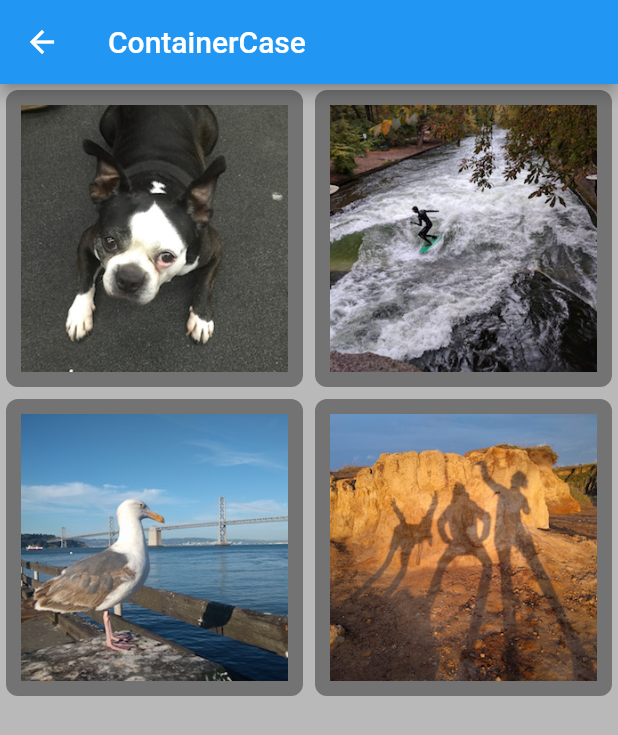
After one commit to zhumuzhi/hello_flutter, a Flutter app: the containerCase screen opened directly, on a phone screen of 412 x 824 dp. The commit adds this screen. Shown: the top 735 px of the screen. Run offline on Flutter 3.47's test engine with Material 2 defaults, Android fonts, the phone set to English and light mode, and no system bars.

Commit message:
Container布局案例

```diff
--- /dev/null
+++ b/lib/containerCase.dart
@@ -0,0 +1,44 @@
+import 'package:flutter/material.dart';
+
+class containerCase extends StatelessWidget {
+  @override
+  Widget build(BuildContext context) {
+    return Scaffold(
+      appBar: AppBar(
+        title: Text('ContainerCase'),
+      ),
+      body: Center(child: buildImaegColumn()),
+    );
+  }
+
+  Widget buildImaegColumn() => Container(
+    decoration: BoxDecoration(
+      color: Colors.black26,
+    ),
+    child: Column(
+      children: <Widget>[
+        buildImageRow(1),
+        buildImageRow(3),
+      ],
+    ),
+  );
+
+  Widget buildDecoratedImage(int imageIndex) => Expanded(
+    child: Container(
+      decoration: BoxDecoration(
+        border: Border.all(width: 10, color: Colors.black38),
+        borderRadius: const BorderRadius.all(const Radius.circular(8)),
+      ),
+      margin: const EdgeInsets.all(4),
+      child: Image.asset('images/pic$imageIndex.jpg'),
+    ),
+  );
+
+  Widget buildImageRow(int imageIndex) => Row(
+    children: <Widget>[
+      buildDecoratedImage(imageIndex),
+      buildDecoratedImage(imageIndex + 1),
+    ],
+  );
+
+}
--- a/lib/main.dart
+++ b/lib/main.dart
@@ -1,6 +1,7 @@
 import 'package:flutter/material.dart';
 import 'package:hello_flutter/buildingLayoutCase.dart';
-import 'package:hello_flutter/PavlovaLayoutCase.dart';
+import 'package:hello_flutter/pavlovaLayoutCase.dart';
+import 'package:hello_flutter/containerCase.dart';
 
 // 商品数量属性；购物车信息增加商品列表信息（包括商品名称，数量及单价）输出，实现小票的基本功能。
 
@@ -38,7 +39,7 @@ class Entry {
 /// 首页ListView
 class _MyHomePageState extends State<MyHomePage> {
 
-  final List<String> entries = <String>['厄希嫩湖','帕夫洛娃','案例C'];
+  final List<String> entries = <String>['厄希嫩湖','帕夫洛娃','containerCase'];
   final List<int>colorCodes = <int>[100,200,300];
 
   @override
@@ -82,13 +83,14 @@ class ListItem extends StatelessWidget {
             );
           }
           if ('$title'.toString() == '帕夫洛娃') {
-            print('跳转至$title');
             Navigator.push(
                 context,
                 new MaterialPageRoute(builder: (context) =>  new PavlovaLayoutCase()));
           }
-          if ('$title'.toString() == '布局C') {
-            print('跳转至$title');
+          if ('$title'.toString() == 'containerCase') {
+            Navigator.push(
+                context,
+                new MaterialPageRoute(builder: (context)  => new containerCase()));
           }
         },
       ),
--- a/pubspec.yaml
+++ b/pubspec.yaml
@@ -51,7 +51,11 @@ flutter:
   assets:
     - images/lake.jpg
     - images/pavlova.jpg
-
+    - images/pic1.jpg
+    - images/pic2.jpg
+    - images/pic3.jpg
+    - images/pic4.jpg
+    -
   # An image asset can refer to one or more resolution-specific "variants", see
   # https://flutter.dev/assets-and-images/#resolution-aware.
 
```
Also changed, not shown: images/pic1.jpg (added), images/pic2.jpg (added), images/pic3.jpg (added), images/pic4.jpg (added), lib/pavlovaLayoutCase.dart (renamed from lib/PavlovaLayoutCase.dart).
